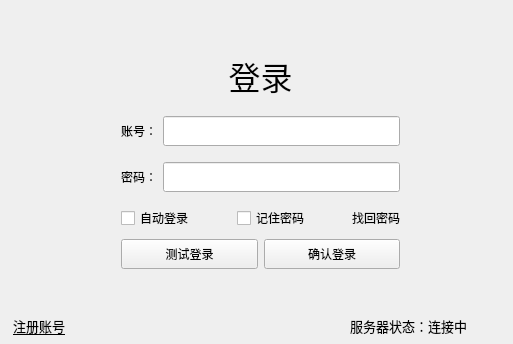
This is ui/Login/ClientLogin.ui in sAkuraOfficial/HomeWealth as Qt 5 draws it before an edit. The edited form follows.
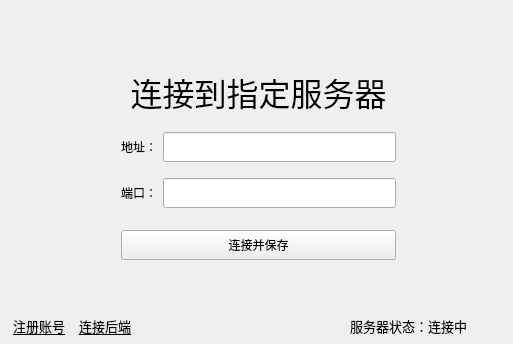
This is the edited form. The open tabs and pages were chosen to show the change. Custom widgets are drawn as their Qt base class.

Patch:
```diff
--- a/ui/Login/ClientLogin.ui
+++ b/ui/Login/ClientLogin.ui
@@ -37,8 +37,8 @@
      <rect>
       <x>10</x>
       <y>0</y>
-      <width>501</width>
-      <height>331</height>
+      <width>497</width>
+      <height>338</height>
      </rect>
     </property>
     <property name="currentIndex">
@@ -685,6 +685,268 @@
       </item>
      </layout>
     </widget>
+    <widget class="QWidget" name="page">
+     <layout class="QVBoxLayout" name="verticalLayout_6">
+      <item>
+       <layout class="QVBoxLayout" name="verticalLayout_5">
+        <item>
+         <spacer name="verticalSpacer_5">
+          <property name="orientation">
+           <enum>Qt::Orientation::Vertical</enum>
+          </property>
+          <property name="sizeHint" stdset="0">
+           <size>
+            <width>20</width>
+            <height>40</height>
+           </size>
+          </property>
+         </spacer>
+        </item>
+        <item>
+         <layout class="QHBoxLayout" name="horizontalLayout_6">
+          <property name="bottomMargin">
+           <number>10</number>
+          </property>
+          <item>
+           <widget class="QLabel" name="label_welcome_login_2">
+            <property name="font">
+             <font>
+              <pointsize>24</pointsize>
+             </font>
+            </property>
+            <property name="text">
+             <string>连接到指定服务器</string>
+            </property>
+            <property name="alignment">
+             <set>Qt::AlignmentFlag::AlignCenter</set>
+            </property>
+           </widget>
+          </item>
+         </layout>
+        </item>
+        <item>
+         <layout class="QHBoxLayout" name="horizontalLayout_4">
+          <property name="topMargin">
+           <number>0</number>
+          </property>
+          <property name="bottomMargin">
+           <number>0</number>
+          </property>
+          <item>
+           <spacer name="horizontalSpacer_7">
+            <property name="orientation">
+             <enum>Qt::Orientation::Horizontal</enum>
+            </property>
+            <property name="sizeType">
+             <enum>QSizePolicy::Policy::Fixed</enum>
+            </property>
+            <property name="sizeHint" stdset="0">
+             <size>
+              <width>100</width>
+              <height>20</height>
+             </size>
+            </property>
+           </spacer>
+          </item>
+          <item>
+           <widget class="QLabel" name="label_4">
+            <property name="minimumSize">
+             <size>
+              <width>0</width>
+              <height>30</height>
+             </size>
+            </property>
+            <property name="text">
+             <string>地址：</string>
+            </property>
+            <property name="alignment">
+             <set>Qt::AlignmentFlag::AlignCenter</set>
+            </property>
+           </widget>
+          </item>
+          <item>
+           <widget class="QLineEdit" name="lineEdit_ip">
+            <property name="minimumSize">
+             <size>
+              <width>200</width>
+              <height>30</height>
+             </size>
+            </property>
+            <property name="text">
+             <string/>
+            </property>
+            <property name="alignment">
+             <set>Qt::AlignmentFlag::AlignCenter</set>
+            </property>
+           </widget>
+          </item>
+          <item>
+           <spacer name="horizontalSpacer_8">
+            <property name="orientation">
+             <enum>Qt::Orientation::Horizontal</enum>
+            </property>
+            <property name="sizeType">
+             <enum>QSizePolicy::Policy::Fixed</enum>
+            </property>
+            <property name="sizeHint" stdset="0">
+             <size>
+              <width>100</width>
+              <height>20</height>
+             </size>
+            </property>
+           </spacer>
+          </item>
+         </layout>
+        </item>
+        <item>
+         <layout class="QHBoxLayout" name="horizontalLayout_15" stretch="0,0,0,0">
+          <property name="topMargin">
+           <number>10</number>
+          </property>
+          <property name="bottomMargin">
+           <number>16</number>
+          </property>
+          <item>
+           <spacer name="horizontalSpacer_21">
+            <property name="orientation">
+             <enum>Qt::Orientation::Horizontal</enum>
+            </property>
+            <property name="sizeType">
+             <enum>QSizePolicy::Policy::Fixed</enum>
+            </property>
+            <property name="sizeHint" stdset="0">
+             <size>
+              <width>100</width>
+              <height>20</height>
+             </size>
+            </property>
+           </spacer>
+          </item>
+          <item>
+           <widget class="QLabel" name="label_5">
+            <property name="minimumSize">
+             <size>
+              <width>0</width>
+              <height>30</height>
+             </size>
+            </property>
+            <property name="text">
+             <string>端口：</string>
+            </property>
+            <property name="alignment">
+             <set>Qt::AlignmentFlag::AlignCenter</set>
+            </property>
+           </widget>
+          </item>
+          <item>
+           <widget class="QLineEdit" name="lineEdit_port">
+            <property name="minimumSize">
+             <size>
+              <width>200</width>
+              <height>30</height>
+             </size>
+            </property>
+            <property name="text">
+             <string/>
+            </property>
+            <property name="alignment">
+             <set>Qt::AlignmentFlag::AlignCenter</set>
+            </property>
+           </widget>
+          </item>
+          <item>
+           <spacer name="horizontalSpacer_22">
+            <property name="orientation">
+             <enum>Qt::Orientation::Horizontal</enum>
+            </property>
+            <property name="sizeType">
+             <enum>QSizePolicy::Policy::Fixed</enum>
+            </property>
+            <property name="sizeHint" stdset="0">
+             <size>
+              <width>100</width>
+              <height>20</height>
+             </size>
+            </property>
+           </spacer>
+          </item>
+         </layout>
+        </item>
+        <item>
+         <layout class="QHBoxLayout" name="horizontalLayout_12">
+          <property name="spacing">
+           <number>6</number>
+          </property>
+          <property name="topMargin">
+           <number>0</number>
+          </property>
+          <property name="bottomMargin">
+           <number>10</number>
+          </property>
+          <item>
+           <spacer name="horizontalSpacer_23">
+            <property name="orientation">
+             <enum>Qt::Orientation::Horizontal</enum>
+            </property>
+            <property name="sizeType">
+             <enum>QSizePolicy::Policy::Fixed</enum>
+            </property>
+            <property name="sizeHint" stdset="0">
+             <size>
+              <width>100</width>
+              <height>20</height>
+             </size>
+            </property>
+           </spacer>
+          </item>
+          <item>
+           <widget class="QPushButton" name="pushButton_set_backend_ip">
+            <property name="minimumSize">
+             <size>
+              <width>0</width>
+              <height>30</height>
+             </size>
+            </property>
+            <property name="text">
+             <string>连接并保存</string>
+            </property>
+           </widget>
+          </item>
+          <item>
+           <spacer name="horizontalSpacer_24">
+            <property name="orientation">
+             <enum>Qt::Orientation::Horizontal</enum>
+            </property>
+            <property name="sizeType">
+             <enum>QSizePolicy::Policy::Fixed</enum>
+            </property>
+            <property name="sizeHint" stdset="0">
+             <size>
+              <width>100</width>
+              <height>20</height>
+             </size>
+            </property>
+           </spacer>
+          </item>
+         </layout>
+        </item>
+        <item>
+         <spacer name="verticalSpacer_6">
+          <property name="orientation">
+           <enum>Qt::Orientation::Vertical</enum>
+          </property>
+          <property name="sizeHint" stdset="0">
+           <size>
+            <width>20</width>
+            <height>40</height>
+           </size>
+          </property>
+         </spacer>
+        </item>
+       </layout>
+      </item>
+     </layout>
+    </widget>
    </widget>
    <widget class="QLabel" name="gif_a">
     <property name="geometry">
@@ -778,9 +1040,47 @@
      <set>Qt::AlignmentFlag::AlignLeading|Qt::AlignmentFlag::AlignLeft|Qt::AlignmentFlag::AlignVCenter</set>
     </property>
    </widget>
+   <widget class="QLabel" name="label_link_backend">
+    <property name="geometry">
+     <rect>
+      <x>75</x>
+      <y>316</y>
+      <width>60</width>
+      <height>20</height>
+     </rect>
+    </property>
+    <property name="font">
+     <font>
+      <pointsize>10</pointsize>
+      <underline>true</underline>
+     </font>
+    </property>
+    <property name="cursor">
+     <cursorShape>PointingHandCursor</cursorShape>
+    </property>
+    <property name="styleSheet">
+     <string notr="true">#label_link_reg{
+	text-decoration:underline;
+}</string>
+    </property>
+    <property name="text">
+     <string>连接后端</string>
+    </property>
+    <property name="alignment">
+     <set>Qt::AlignmentFlag::AlignCenter</set>
+    </property>
+   </widget>
   </widget>
  </widget>
  <layoutdefault spacing="6" margin="11"/>
+ <customwidgets>
+  <customwidget>
+   <class>AnimatedStackedWidget</class>
+   <extends>QStackedWidget</extends>
+   <header>AnimatedStackedWidget.hpp</header>
+   <container>1</container>
+  </customwidget>
+ </customwidgets>
  <resources>
   <include location="../../res/HomeWealth.qrc"/>
  </resources>
```
Left out of the diff: 2 changed lines with no effect on the pictures.
